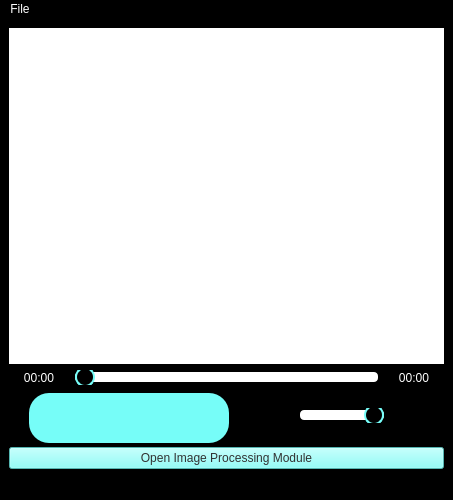
The window that GUI/ui/mediaplayer.ui (amrmoastafa/CVC21) describes before a commit, drawn with Qt 5.
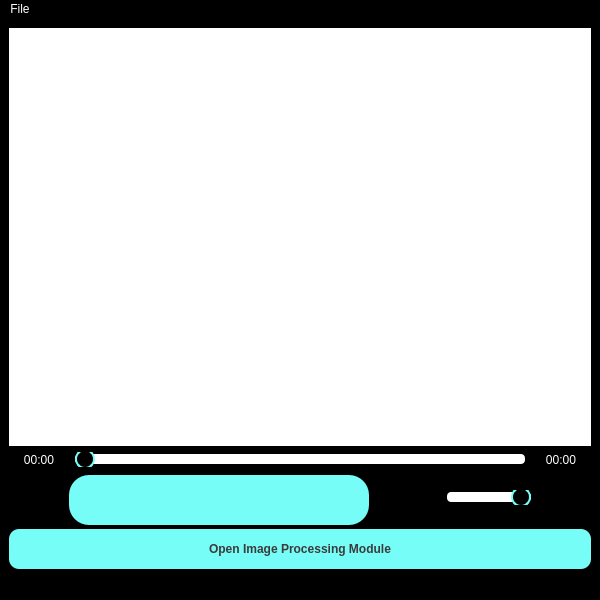
The same window after the commit. Icons and pictures are not drawn.

Patch:
```diff
--- a/GUI/ui/mediaplayer.ui
+++ b/GUI/ui/mediaplayer.ui
@@ -6,8 +6,8 @@
    <rect>
     <x>0</x>
     <y>0</y>
-    <width>453</width>
-    <height>500</height>
+    <width>600</width>
+    <height>600</height>
    </rect>
   </property>
   <property name="windowTitle">
@@ -123,7 +123,7 @@
         </property>
         <property name="sizeHint" stdset="0">
          <size>
-          <width>20</width>
+          <width>60</width>
           <height>20</height>
          </size>
         </property>
@@ -142,7 +142,7 @@
         </property>
         <property name="minimumSize">
          <size>
-          <width>200</width>
+          <width>300</width>
           <height>50</height>
          </size>
         </property>
@@ -166,7 +166,7 @@
           <rect>
            <x>30</x>
            <y>10</y>
-           <width>33</width>
+           <width>80</width>
            <height>29</height>
           </rect>
          </property>
@@ -187,9 +187,9 @@
         <widget class="QPushButton" name="pauseButton">
          <property name="geometry">
           <rect>
-           <x>90</x>
+           <x>100</x>
            <y>10</y>
-           <width>33</width>
+           <width>80</width>
            <height>29</height>
           </rect>
          </property>
@@ -210,9 +210,9 @@
         <widget class="QPushButton" name="stopButton">
          <property name="geometry">
           <rect>
-           <x>150</x>
+           <x>180</x>
            <y>10</y>
-           <width>33</width>
+           <width>80</width>
            <height>29</height>
           </rect>
          </property>
@@ -239,7 +239,7 @@
         </property>
         <property name="sizeHint" stdset="0">
          <size>
-          <width>40</width>
+          <width>20</width>
           <height>20</height>
          </size>
         </property>
@@ -321,9 +321,21 @@
      <layout class="QHBoxLayout" name="horizontalLayout_3">
       <item>
        <widget class="QPushButton" name="ipmodulePushButton">
+        <property name="minimumSize">
+         <size>
+          <width>200</width>
+          <height>40</height>
+         </size>
+        </property>
         <property name="styleSheet">
          <string notr="true">background-color: rgb(118, 253, 248);
-color: rgb(50, 50, 50);</string>
+font: 10pt &quot;Trebuchet MS&quot;;
+
+color: rgb(59, 59, 59);
+border-radius:10px;
+padding-left:5px;
+padding-right:5px;
+font-weight:bold;</string>
         </property>
         <property name="text">
          <string>Open Image Processing Module</string>
@@ -339,7 +351,7 @@
     <rect>
      <x>0</x>
      <y>0</y>
-     <width>453</width>
+     <width>600</width>
      <height>26</height>
     </rect>
    </property>
```
